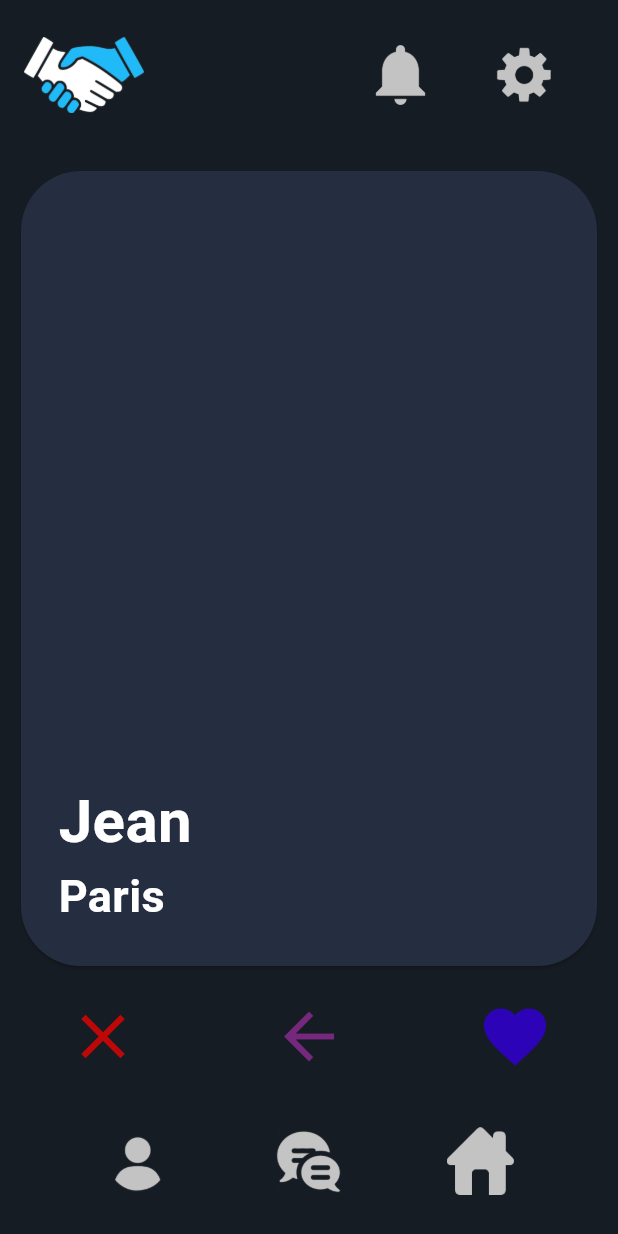
After one commit to algosup/2023-2024-project-5-flutter-team-5, a Flutter app: the MatchPage screen opened directly, on a phone screen of 412 x 824 dp. The commit adds this screen. Run offline on Flutter 3.47's test engine with Material 3 defaults, Android fonts, the light colour scheme and no system bars; our stand-ins replace flutter_card_swiper, fluttertoast.

Commit message:
Swiping Card Page
New Page to swipe profile, added dependencies and small changes

```diff
--- a/App/lib/homepage.dart
+++ b/App/lib/homepage.dart
@@ -1,7 +1,8 @@
 import 'package:flutter/material.dart';
 
 import 'package:adopte_un_candidat/welcomepage.dart';
-import 'package:adopte_un_candidat/matchingpage.dart';
+import 'package:adopte_un_candidat/profileview.dart';
+import 'package:adopte_un_candidat/matchpage.dart';
 
 
 class HomePage extends MaterialPageRoute {
@@ -41,7 +42,7 @@ class NavDrawerHome extends StatelessWidget {
         drawerHeader,
         ListTile(
           title: const Text('Mon compte'),
-            onTap: () => Navigator.of(context).push(NewPage(0)),
+            onTap: () => Navigator.of(context).push(ProfileView(0)),
         ),
         ListTile(
           title: const Text('Mon profile'),
@@ -49,7 +50,7 @@ class NavDrawerHome extends StatelessWidget {
         ),
         ListTile(
           title: const Text('Paramètres'),
-          onTap: () {},
+            onTap: () => Navigator.of(context).push(MaterialPageRoute(builder: (context) => MatchPage(0))),
         ),
       ],
     );
--- /dev/null
+++ b/App/lib/matchpage.dart
@@ -0,0 +1,271 @@
+import 'package:flutter/material.dart';
+import 'package:flutter_card_swiper/flutter_card_swiper.dart';
+
+class Profile {
+  const Profile({
+    required this.id,
+    required this.name,
+    required this.age,
+    required this.location,
+  });
+  final int id;
+  final String name;
+  final int age;
+  final String location;
+}
+
+List<Profile> profiles = <Profile>[
+  Profile(id: 1, name: 'Jean', age: 25, location: 'Paris'),
+  Profile(id: 2, name: 'Marie', age: 30, location: 'Lyon'),
+  Profile(id: 3, name: 'Pierre', age: 35, location: 'Marseille'),
+  Profile(id: 4, name: 'Sophie', age: 40, location: 'Toulouse'),
+  Profile(id: 5, name: 'Paul', age: 45, location: 'Bordeaux'),
+];
+
+class MatchPage extends StatefulWidget {
+  MatchPage(int id) : super();
+
+  @override
+  _MatchPageState createState() => _MatchPageState();
+}
+class _MatchPageState extends State<MatchPage> {
+  int currentIndex = 0;
+
+  @override
+  Widget build(BuildContext context) {
+    return Scaffold(
+      appBar: PreferredSize(
+        preferredSize: const Size.fromHeight(100),
+        child: TopAppBar1(),
+      ),
+      body: Container(
+        width: MediaQuery.of(context).size.width,
+        decoration: ShapeDecoration(
+          color: const Color(0xFF161C23),
+          shape: RoundedRectangleBorder(
+            borderRadius: BorderRadius.circular(0),
+          ),
+        ),
+        child: Column(
+          children: [
+            Expanded(
+              child: Padding(
+                padding: const EdgeInsets.all(10),
+                child: PageView.builder(
+                  itemCount: profiles.length,
+                  itemBuilder: (context, index) {
+                    Profile profile = profiles[index];
+                    return Card(
+                      color: const Color(0xFF252D40),
+                      shape: RoundedRectangleBorder(
+                        borderRadius: BorderRadius.circular(40),
+                      ),
+                      child: Padding(
+                        padding: const EdgeInsets.all(25.0),
+                        child: Column(
+                          crossAxisAlignment: CrossAxisAlignment.start,
+                          mainAxisAlignment: MainAxisAlignment.spaceBetween,
+                          children: [
+                            const SizedBox.shrink(),
+                            Column(
+                              crossAxisAlignment: CrossAxisAlignment.start,
+                              children: [
+                                Text(
+                                  profile.name,
+                                  style: const TextStyle(
+                                  color: Colors.white,
+                                  fontSize: 40,
+                                  fontWeight: FontWeight.bold,
+                                  ),
+                                ),
+                                Text(
+                                  profile.location,
+                                  style: const TextStyle(
+                                  color: Colors.white,
+                                  fontSize: 30,
+                                  fontWeight: FontWeight.bold,
+                                  ),
+                                ),
+                              ],
+                            ),
+                          ],
+                        ),
+                      ),
+                    );
+                  },
+                  onPageChanged: (index) {
+                    setState(() {
+                      currentIndex = index;
+                    });
+                  },
+                ),
+              ),
+            ),
+            Row(
+              mainAxisAlignment: MainAxisAlignment.spaceAround,
+              children: [
+                IconButton(
+                  onPressed: () {
+                    if (currentIndex < profiles.length - 1) {
+                      setState(() {
+                        currentIndex++;
+                      });
+                    }
+                  },
+                  icon: const Icon(Icons.close),
+                  iconSize: 50,
+                  color: const Color.fromARGB(255, 190, 8, 8),
+                  splashColor: Colors.transparent,
+                  highlightColor: Colors.transparent,
+                ),
+                IconButton(
+                  onPressed: () {
+                    if (currentIndex > 0) {
+                      setState(() {
+                        currentIndex--;
+                      });
+                    }
+                  },
+                  icon: const Icon(Icons.arrow_back),
+                  iconSize: 50,
+                  color: const Color.fromARGB(255, 118, 40, 125),
+                  splashColor: Colors.transparent,
+                  highlightColor: Colors.transparent,
+                ),
+                IconButton(
+                  onPressed: () {
+                    if (currentIndex < profiles.length - 1) {
+                      setState(() {
+                        currentIndex++;
+                      });
+                    }
+                  },
+                  icon: const Icon(Icons.favorite),
+                  iconSize: 50,
+                  color: const Color.fromARGB(255, 45, 3, 184),
+                  splashColor: Colors.transparent,
+                  highlightColor: Colors.transparent,
+                ),
+              ],
+            ),
+          ],
+        ),
+      ),
+      bottomNavigationBar: BotAppBar1(),
+    );
+  }
+}
+
+class BotAppBar1 extends StatelessWidget {
+  @override
+  Widget build(BuildContext context) {
+    return Container(
+      height: 100,
+      width: MediaQuery.of(context).size.width,
+      decoration: BoxDecoration(
+        color: Color(0xFF161C23),
+      ),
+      child: Row(
+        mainAxisAlignment: MainAxisAlignment.spaceEvenly,
+        children: [
+          GestureDetector(
+            onTap: () {
+              // Handle button 1 tap
+            },
+            child: Image.asset(
+              'assets/icon_user.png',
+              width: 45,
+              height: 45,
+              fit: BoxFit.cover,
+            ),
+          ),
+          GestureDetector(
+            onTap: () {
+              // Handle button 2 tap
+            },
+            child: Image.asset(
+              'assets/message.png',
+              width: 45,
+              height: 45,
+              fit: BoxFit.cover,
+            ),
+          ),
+          GestureDetector(
+            onTap: () {
+              // Handle button 3 tap
+            },
+            child: Image.asset(
+              'assets/home_white.png',
+              width: 45,
+              height: 45,
+              fit: BoxFit.cover,
+            ),
+          ),
+        ],
+      ),
+    );
+  }
+}
+
+class TopAppBar1 extends StatelessWidget {
+  @override
+  Widget build(BuildContext context) {
+    return Container(
+      height: 150,
+      width: MediaQuery.of(context).size.width,
+      decoration: BoxDecoration(
+        color: Color(0xFF161C23),
+      ),
+      child: Row(
+        mainAxisAlignment: MainAxisAlignment.spaceBetween,
+        children: [
+          GestureDetector(
+            onTap: () {
+              // Handle left button tap
+            },
+            child: Padding(
+              padding: EdgeInsets.only(left: 16),
+              child: Image.asset(
+                'assets/handshake_white.png',
+                width: 80,
+                height: 80,
+              ),
+            ),
+          ),
+          Row(
+            children: [
+              GestureDetector(
+                onTap: () {
+                  // Handle right button 1 tap
+                },
+                child: Padding(
+                  padding: EdgeInsets.only(right: 40),
+                  child: Image.asset(
+                    'assets/bell_white.png',
+                    width: 40,
+                    height: 40,
+                    fit: BoxFit.cover,
+                  ),
+                ),
+              ),
+              GestureDetector(
+                onTap: () {
+                  // Handle right button 2 tap
+                },
+                child: Padding(
+                  padding: EdgeInsets.only(right: 40),
+                  child: Image.asset(
+                    'assets/settings.png',
+                    width: 45,
+                    height: 45,
+                    fit: BoxFit.cover,
+                  ),
+                ),
+              ),
+            ],
+          ),
+        ],
+      ),
+    );
+  }
+}
--- a/App/lib/matchingpage.dart
+++ b/App/lib/profileview.dart
@@ -1,7 +1,7 @@
 import 'package:flutter/material.dart';
 
-class NewPage extends MaterialPageRoute {
-  NewPage(int id)
+class ProfileView extends MaterialPageRoute {
+  ProfileView(int id)
       : super(
           builder: (BuildContext context) {
             return Scaffold(
@@ -24,7 +24,7 @@ class NewPage extends MaterialPageRoute {
                       ),
                     ),
                   ),
-                  BottomAppBar(),
+                  BotAppBar(),
                 ],
               ),
             );
@@ -140,7 +140,7 @@ class ViewProfile extends StatelessWidget {
   }
 }
 
-class BottomAppBar extends StatelessWidget {
+class BotAppBar extends StatelessWidget {
   @override
   Widget build(BuildContext context) {
     return Container(
--- a/App/pubspec.yaml
+++ b/App/pubspec.yaml
@@ -37,6 +37,8 @@ dependencies:
   cupertino_icons: ^1.0.6
   hidable: ^1.0.6
   fluttertoast: ^8.2.5
+  flutter_card_swiper: ^7.0.1
+  appinio_swiper: ^2.1.1
 
 dev_dependencies:
   flutter_test:
```
Also changed, not shown: App/pubspec.lock.
